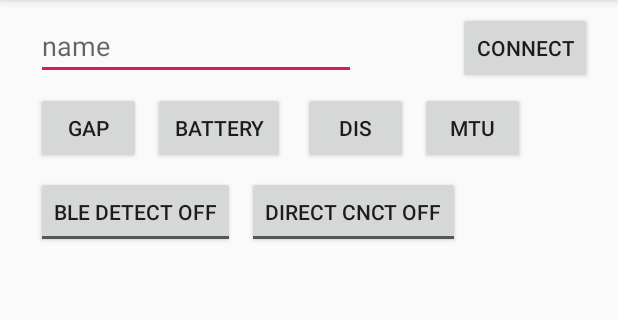
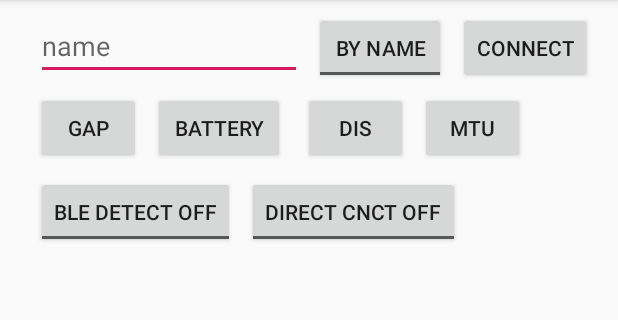
Before and after one commit to uber/RxCentralBle, an Android app: the screen it shows after launch (MainActivity), after a tap on "CONNECT", on a phone screen of 412 x 824 dp, the part 84-404 px from its top. Run offline under Robolectric (Android 15) with nearby library versions, the phone set to English and light mode, and no system bars; our stand-ins replace ButterKnife, RxJava, Timber; libraries missing offline, so code that uses them is left out: com.jakewharton.rxrelay2; 2 statements that could not run were skipped.

Commit message:
feat: Allow connecting a peripheral by MAC

```diff
--- a/rx-central-ble-sample/src/main/java/com/uber/rxcentralble/sample/MainActivity.java
+++ b/rx-central-ble-sample/src/main/java/com/uber/rxcentralble/sample/MainActivity.java
@@ -2,6 +2,7 @@ package com.uber.rxcentralble.sample;
 
 import android.annotation.SuppressLint;
 import androidx.appcompat.app.AppCompatActivity;
+import android.bluetooth.BluetoothAdapter;
 import android.os.Bundle;
 import android.text.TextUtils;
 import android.text.method.ScrollingMovementMethod;
@@ -16,6 +17,7 @@ import com.uber.rxcentralble.ConnectionError;
 import com.uber.rxcentralble.ConnectionManager;
 import com.uber.rxcentralble.PeripheralManager;
 import com.uber.rxcentralble.Irrelevant;
+import com.uber.rxcentralble.Peripheral;
 import com.uber.rxcentralble.RxCentralLogger;
 import com.uber.rxcentralble.ScanMatcher;
 import com.uber.rxcentralble.Scanner;
@@ -54,6 +56,9 @@ public class MainActivity extends AppCompatActivity {
 
   @BindView(R.id.toggleButtonDirectConnect)
   ToggleButton directConnectToggle;
+
+  @BindView(R.id.toggleButtonMacAddress)
+  ToggleButton nameOrMacToggle;
 
   Disposable bluetoothDetection;
   Disposable connection;
@@ -195,17 +200,43 @@ public class MainActivity extends AppCompatActivity {
     }
   }
 
+  @OnCheckedChanged(R.id.toggleButtonDirectConnect)
+  public void directConnect(CompoundButton button, boolean checked) {
+    nameOrMacToggle.setChecked(false);
+    nameOrMacToggle.setEnabled(!checked);
+  }
+
+  @OnCheckedChanged(R.id.toggleButtonMacAddress)
+  public void nameOrMac(CompoundButton button, boolean checked) {
+    nameEditText.setText("");
+    if (checked) {
+      nameEditText.setHint(R.string.hint_mac);
+    } else {
+      nameEditText.setHint(R.string.hint_name);
+    }
+  }
+
   private void connect() {
     if (connection == null) {
-      String name = nameEditText.getEditableText().toString();
-      if (!TextUtils.isEmpty(name)) {
-        Timber.i("Connect to:  " + name);
+      String nameOrMac = nameEditText.getEditableText().toString();
+      if (!TextUtils.isEmpty(nameOrMac)) {
+        Timber.i("Connect to:  " + nameOrMac);
         connectButton.setText("Cancel");
+        nameOrMacToggle.setEnabled(false);
+        directConnectToggle.setEnabled(false);
 
-        connection = connectionManager
-                .connect(new NameScanMatcher(name),
-                        DEFAULT_SCAN_TIMEOUT * 20,
-                        DEFAULT_CONNECTION_TIMEOUT)
+        Observable<Peripheral> pendingConnection;
+        if (nameOrMacToggle.isChecked()) {
+          pendingConnection = connectionManager
+                  .connect(BluetoothAdapter.getDefaultAdapter().getRemoteDevice(nameOrMac),
+                          DEFAULT_CONNECTION_TIMEOUT);
+        } else {
+          pendingConnection = connectionManager
+                  .connect(new NameScanMatcher(nameOrMac),
+                          DEFAULT_SCAN_TIMEOUT * 20,
+                          DEFAULT_CONNECTION_TIMEOUT);
+        }
+        connection = pendingConnection
                 .retryWhen(errors ->
                         errors.flatMap(
                             error -> {
@@ -220,14 +251,18 @@ public class MainActivity extends AppCompatActivity {
                           peripheralManager.setPeripheral(peripheral);
 
                           AndroidSchedulers.mainThread().scheduleDirect(() -> connectButton.setText("Disconnect"));
-                          Timber.i("Connected to: " + name);
+                          Timber.i("Connected to: " + nameOrMac);
                           Timber.i("Max Write Length (MTU): " + peripheral.getMaxWriteLength());
                         },
                         error -> {
                           connection.dispose();
                           connection = null;
 
-                          AndroidSchedulers.mainThread().scheduleDirect(() -> connectButton.setText("Connect"));
+                          AndroidSchedulers.mainThread().scheduleDirect(() -> {
+                            connectButton.setText("Connect");
+                            enableByNameOrMacAfterConnection();
+                            directConnectToggle.setEnabled(true);
+                          });
                           Timber.i("Connection error: " + error.getMessage());
                         }
                 );
@@ -238,6 +273,8 @@ public class MainActivity extends AppCompatActivity {
       connection = null;
 
       connectButton.setText("Connect");
+      enableByNameOrMacAfterConnection();
+      directConnectToggle.setEnabled(true);
       Timber.i("Disconnected");
     }
   }
@@ -248,6 +285,8 @@ public class MainActivity extends AppCompatActivity {
       if (!TextUtils.isEmpty(name)) {
         Timber.i("Connect to:  " + name);
         connectButton.setText("Cancel");
+        nameOrMacToggle.setEnabled(false);
+        directConnectToggle.setEnabled(false);
 
         ScanMatcher scanMatcher = new NameScanMatcher(name);
         connection = scanner
@@ -279,7 +318,11 @@ public class MainActivity extends AppCompatActivity {
                           connection.dispose();
                           connection = null;
 
-                          AndroidSchedulers.mainThread().scheduleDirect(() -> connectButton.setText("Connect"));
+                          AndroidSchedulers.mainThread().scheduleDirect(() -> {
+                            connectButton.setText("Connect");
+                            enableByNameOrMacAfterConnection();
+                            directConnectToggle.setEnabled(true);
+                          });
                           Timber.i("Connection error: " + error.getMessage());
                         }
                 );
@@ -290,7 +333,13 @@ public class MainActivity extends AppCompatActivity {
       connection = null;
 
       connectButton.setText("Connect");
+      enableByNameOrMacAfterConnection();
+      directConnectToggle.setEnabled(true);
       Timber.i("Disconnected");
     }
   }
+
+  private void enableByNameOrMacAfterConnection() {
+    nameOrMacToggle.setEnabled(!directConnectToggle.isChecked());
+  }
 }
--- a/rx-central-ble-sample/src/main/res/layout/activity_main.xml
+++ b/rx-central-ble-sample/src/main/res/layout/activity_main.xml
@@ -25,17 +25,34 @@
         android:ems="10"
         android:hint="@string/hint_name"
         android:inputType="textPersonName"
+        app:layout_constraintEnd_toStartOf="@id/toggleButtonMacAddress"
         app:layout_constraintStart_toStartOf="parent"
+        app:layout_constraintTop_toTopOf="parent" />
+
+    <ToggleButton
+        android:id="@+id/toggleButtonMacAddress"
+        android:layout_width="wrap_content"
+        android:layout_height="wrap_content"
+        android:layout_marginStart="8dp"
+        android:layout_marginTop="8dp"
+        android:text="ToggleButton"
+        android:textOff="By Name"
+        android:textOn="By Mac"
+        android:visibility="visible"
+        app:layout_constraintEnd_toStartOf="@id/buttonConnect"
+        app:layout_constraintStart_toEndOf="@+id/nameEditText"
         app:layout_constraintTop_toTopOf="parent" />
 
     <Button
         android:id="@+id/buttonConnect"
         android:layout_width="wrap_content"
         android:layout_height="wrap_content"
+        android:layout_marginStart="8dp"
         android:layout_marginTop="8dp"
         android:layout_marginEnd="17dp"
         android:text="Connect"
         app:layout_constraintEnd_toEndOf="parent"
+        app:layout_constraintStart_toEndOf="@id/toggleButtonMacAddress"
         app:layout_constraintTop_toTopOf="parent" />
 
     <TextView
--- a/rx-central-ble-sample/src/main/res/values/strings.xml
+++ b/rx-central-ble-sample/src/main/res/values/strings.xml
@@ -1,4 +1,5 @@
 <resources>
     <string name="app_name">RxCentralBle Sample</string>
     <string name="hint_name">name</string>
+    <string name="hint_mac">mac</string>
 </resources>
```
